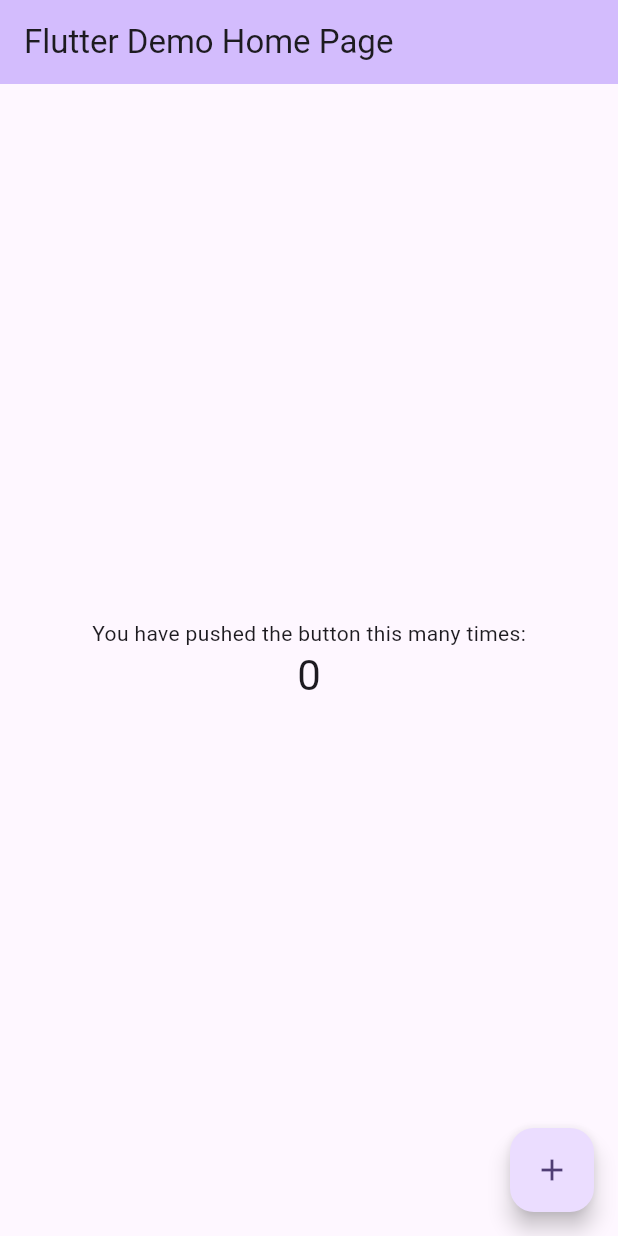
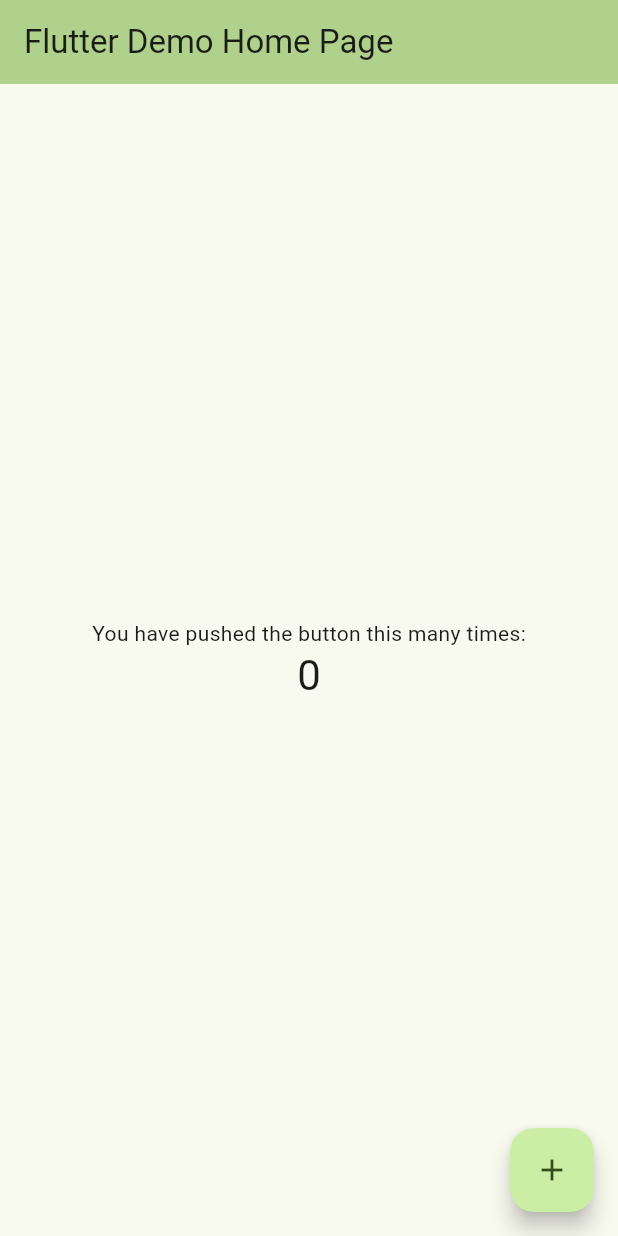
Before and after one commit to carissadzr/shopping-list-mobile, a Flutter app: the screen it shows after launch, on a phone screen of 412 x 824 dp. Run offline on Flutter 3.47's test engine with Material 2 defaults, Android fonts, the phone set to English and light mode, and no system bars.

Commit message:
edited color

```diff
--- a/lib/main.dart
+++ b/lib/main.dart
@@ -29,7 +29,7 @@ class MyApp extends StatelessWidget {
         //
         // This works for code too, not just values: Most code changes can be
         // tested with just a hot reload.
-        colorScheme: ColorScheme.fromSeed(seedColor: Colors.deepPurple),
+        colorScheme: ColorScheme.fromSeed(seedColor: Color.fromARGB(255, 132, 201, 63)),
         useMaterial3: true,
       ),
       home: const MyHomePage(title: 'Flutter Demo Home Page'),
```
